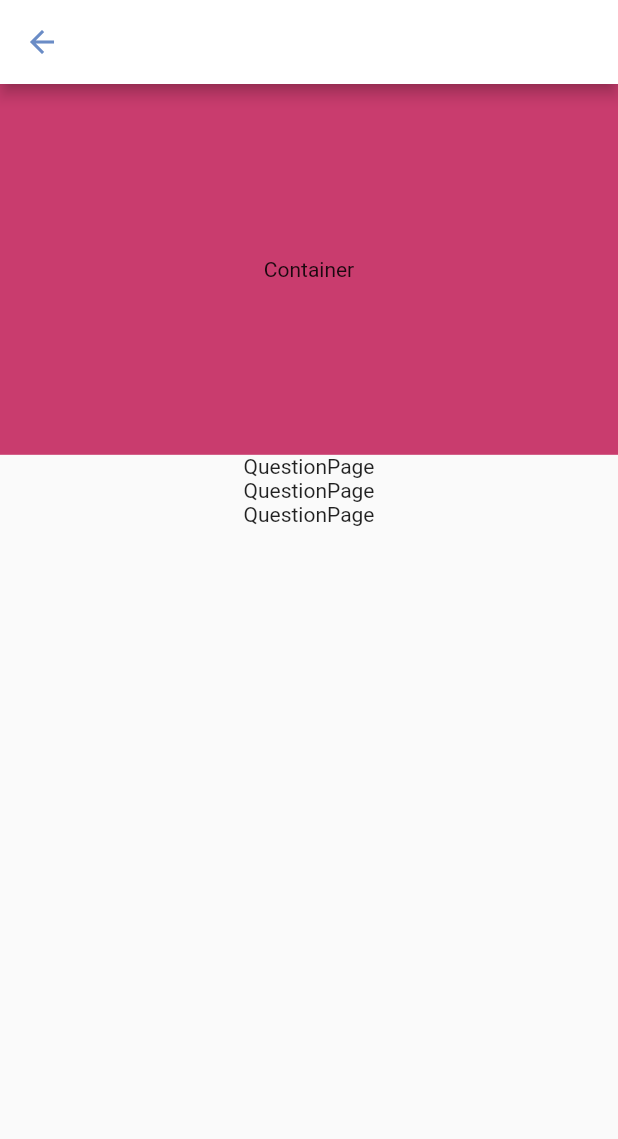
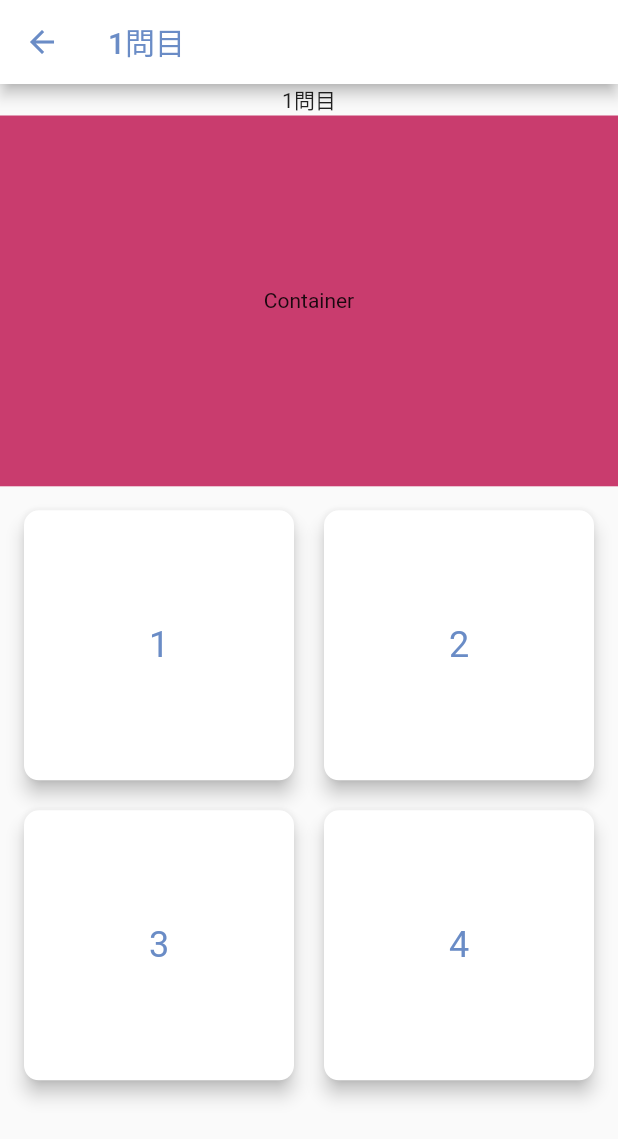
Before and after one commit to tomokio123/chinese-study-application, a Flutter app: the QuestionPage screen opened directly, on a phone screen of 412 x 824 dp. Shown: the top 1139 px of the screen. Run offline on Flutter 3.47's test engine with Material 2 defaults, Android fonts, the phone set to English and light mode, and no system bars; our stand-ins replace cloud_firestore, firebase_auth, firebase_core, flutter_riverpod, material_segmented_control, riverpod and 1 more; accounts and stored records are empty; Roboto replaces fonts that are missing (KleeOne).

Commit message:
question&answerのModel作成と、QuestionPage編集

```diff
--- a/lib/model/questions.dart
+++ /dev/null
@@ -1,3 +0,0 @@
-class Questions{
-
-}
--- a/lib/utilities/provider/providers.dart
+++ b/lib/utilities/provider/providers.dart
@@ -18,6 +18,9 @@ final currentUserProvider = StateProvider.autoDispose((ref) {
 final buttonProvider = StateProvider.autoDispose((ref) {
   return false;
 });
+
+//TODO: 数を保持するProvider
+final counterProvider = StateProvider((ref) => 0);
 
 // ユーザー情報の受け渡しを行うためのProvider
 final nameProvider = StateProvider.autoDispose((ref) {
--- a/lib/view/main_screen/words_list_page/question_page/question_page.dart
+++ b/lib/view/main_screen/words_list_page/question_page/question_page.dart
@@ -1,17 +1,22 @@
+import 'package:chinese_study_applicaion/utilities/provider/providers.dart';
+import 'package:chinese_study_applicaion/view/main_screen/words_list_page/question_page/question_result_page.dart';
 import 'package:flutter/material.dart';
+import 'package:flutter_riverpod/flutter_riverpod.dart';
+import '../../../../utilities/app_colors.dart';
+import '../../../../utilities/app_text_styles.dart';
 
-import '../../../../utilities/app_colors.dart';
-
-class QuestionPage extends StatelessWidget {
+class QuestionPage extends ConsumerWidget {
   const QuestionPage({Key? key}) : super(key: key);
 
   @override
-  Widget build(BuildContext context) {
+  Widget build(BuildContext context, WidgetRef ref) {
     final Size size = MediaQuery.of(context).size;
+    int questionCounter = ref.watch(counterProvider);
 
     return Scaffold(
       appBar: AppBar(
           iconTheme: IconThemeData(color: AppColors.mainBlue),
+          title: Text('${ref.read(counterProvider) + 1}問目'),
           backgroundColor: AppColors.mainWhite,
           automaticallyImplyLeading: true),
         //以上の記述一行だけでNavigationのBack矢印が消せる。),
@@ -19,14 +24,46 @@ class QuestionPage extends StatelessWidget {
         child: SafeArea(
           child: Column(
             children: [
+              Text('${questionCounter + 1}問目'),
               Container(
                   width: double.infinity, height: size.height * 0.3,
                   color: AppColors.mainPink,
                   child: Center(child: Text('Container'))
               ),
-              Text("QuestionPage"),
-              Text("QuestionPage"),
-              Text("QuestionPage"),
+              Expanded(
+                child: Container(
+                  padding: EdgeInsets.fromLTRB(12,12,12,0),
+                  child: GridView.count(
+                      crossAxisCount: 2,
+                      mainAxisSpacing: 12,
+                      crossAxisSpacing: 12,
+                      children: List.generate(4, (index) => GestureDetector(
+                        onTap: (){
+                          if(ref.read(counterProvider) < 9){
+                            ref.read(counterProvider.notifier).state++;
+                          }
+                          if(questionCounter == 9){
+                            Navigator.push(context, MaterialPageRoute(builder: (context)=> QuestionResultPage(
+                              numberOfQuestions: questionCounter + 1,
+                              numberOfCorrectAnswers: 3,
+                            )
+                            ));
+                            ref.refresh(counterProvider.notifier).state;
+                          }
+                          print('${questionCounter + 1}');
+                        },
+                        child: Card(
+                            shape: RoundedRectangleBorder(
+                              borderRadius: BorderRadius.circular(10),
+                            ),
+                            color: AppColors.mainWhite,
+                            elevation: 5,
+                            child: Center(child: Text('${index + 1}', style: AppTextStyles.textBold))
+                        ),
+                      ))
+                  ),
+                ),
+              ),
             ],
           ),
         ),
```
Also changed, not shown: lib/model/answer.dart (added, +14 -0 lines), lib/model/question.dart (added, +12 -0 lines), lib/utilities/firestore/answer_firestore.dart (added, +30 -0 lines), lib/utilities/firestore/question_firestore.dart (added, +25 -0 lines), lib/view/common_widget/buttons.dart (+12 -0 lines), lib/view/main_screen/words_list_page/question_page/question_result_page.dart (+51 -6 lines), lib/view/main_screen/words_list_page/vocabulary_book/vocabulary_book_page.dart (+23 -5 lines).
